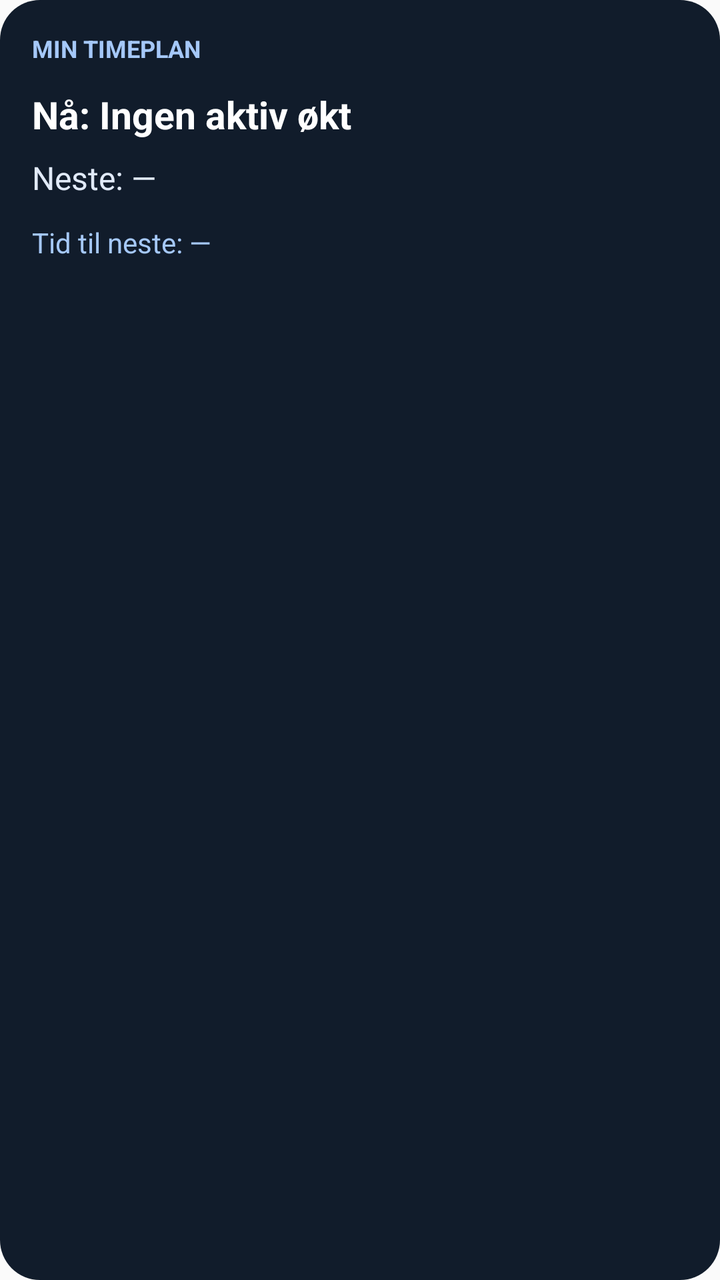
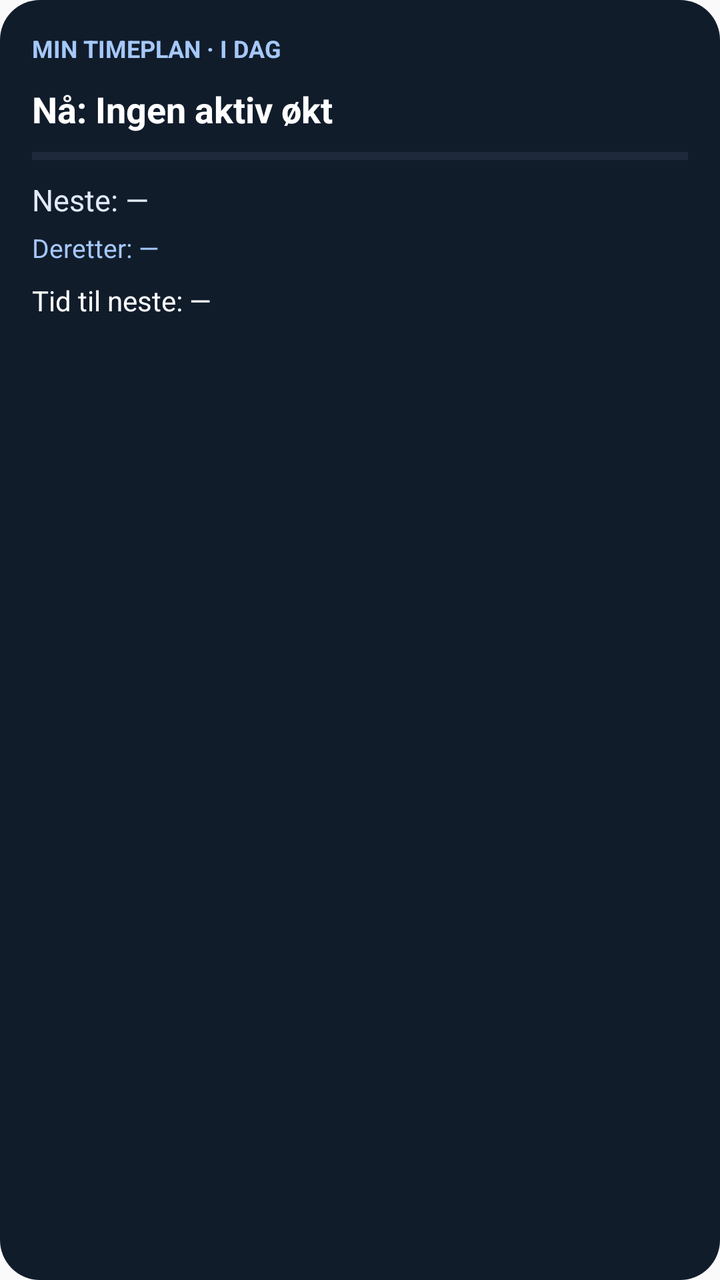

An Android layout rendered at two revisions. The XML below is the earlier revision; the diff shows what the commit changed to produce the second picture.
<!-- AndroidManifest.xml: application theme android:Theme.Material.Light.NoActionBar -->
<!-- res/layout/widget_schedule.xml -->
<?xml version="1.0" encoding="utf-8"?>
<LinearLayout xmlns:android="http://schemas.android.com/apk/res/android" android:layout_width="match_parent" android:layout_height="match_parent" android:orientation="vertical" android:padding="16dp" android:background="@drawable/widget_background">
<TextView android:id="@+id/widget_title" android:layout_width="match_parent" android:layout_height="wrap_content" android:text="MIN TIMEPLAN" android:textSize="12sp" android:textStyle="bold" android:textColor="#A5C8F9"/>
<TextView android:id="@+id/widget_current" android:layout_width="match_parent" android:layout_height="wrap_content" android:layout_marginTop="12dp" android:text="Nå: Ingen aktiv økt" android:textSize="19sp" android:textStyle="bold" android:textColor="#FFFFFF"/>
<TextView android:id="@+id/widget_next" android:layout_width="match_parent" android:layout_height="wrap_content" android:layout_marginTop="8dp" android:text="Neste: —" android:textSize="16sp" android:textColor="#E1EAF8"/>
<TextView android:id="@+id/widget_countdown" android:layout_width="match_parent" android:layout_height="wrap_content" android:layout_marginTop="12dp" android:text="Tid til neste: —" android:textSize="14sp" android:textColor="#A5C8F9"/>
</LinearLayout>
<!-- resources referenced by this layout -->
<resources>
  <!-- drawable widget_background (drawable) -->
  <?xml version="1.0" encoding="utf-8"?>
  <shape xmlns:android="http://schemas.android.com/apk/res/android"><solid android:color="#111C2B"/><corners android:radius="20dp"/></shape>
</resources>

<!-- the commit's change to res/layout/widget_schedule.xml (unified diff, before → after) -->
@@ -1,7 +1,9 @@
 <?xml version="1.0" encoding="utf-8"?>
 <LinearLayout xmlns:android="http://schemas.android.com/apk/res/android" android:layout_width="match_parent" android:layout_height="match_parent" android:orientation="vertical" android:padding="16dp" android:background="@drawable/widget_background">
-<TextView android:id="@+id/widget_title" android:layout_width="match_parent" android:layout_height="wrap_content" android:text="MIN TIMEPLAN" android:textSize="12sp" android:textStyle="bold" android:textColor="#A5C8F9"/>
-<TextView android:id="@+id/widget_current" android:layout_width="match_parent" android:layout_height="wrap_content" android:layout_marginTop="12dp" android:text="Nå: Ingen aktiv økt" android:textSize="19sp" android:textStyle="bold" android:textColor="#FFFFFF"/>
-<TextView android:id="@+id/widget_next" android:layout_width="match_parent" android:layout_height="wrap_content" android:layout_marginTop="8dp" android:text="Neste: —" android:textSize="16sp" android:textColor="#E1EAF8"/>
-<TextView android:id="@+id/widget_countdown" android:layout_width="match_parent" android:layout_height="wrap_content" android:layout_marginTop="12dp" android:text="Tid til neste: —" android:textSize="14sp" android:textColor="#A5C8F9"/>
+<TextView android:id="@+id/widget_title" android:layout_width="match_parent" android:layout_height="wrap_content" android:text="MIN TIMEPLAN · I DAG" android:textSize="12sp" android:textStyle="bold" android:textColor="#A5C8F9"/>
+<TextView android:id="@+id/widget_current" android:layout_width="match_parent" android:layout_height="wrap_content" android:layout_marginTop="10dp" android:text="Nå: Ingen aktiv økt" android:textSize="18sp" android:textStyle="bold" android:textColor="#FFFFFF"/>
+<ProgressBar android:id="@+id/widget_progress" style="?android:attr/progressBarStyleHorizontal" android:layout_width="match_parent" android:layout_height="5dp" android:layout_marginTop="9dp" android:max="1800" android:progress="0" android:progressTint="#8DBCF8" android:progressBackgroundTint="#43536A"/>
+<TextView android:id="@+id/widget_next" android:layout_width="match_parent" android:layout_height="wrap_content" android:layout_marginTop="9dp" android:text="Neste: —" android:textSize="15sp" android:textColor="#E1EAF8"/>
+<TextView android:id="@+id/widget_later" android:layout_width="match_parent" android:layout_height="wrap_content" android:layout_marginTop="5dp" android:text="Deretter: —" android:textSize="13sp" android:textColor="#A5C8F9"/>
+<TextView android:id="@+id/widget_countdown" android:layout_width="match_parent" android:layout_height="wrap_content" android:layout_marginTop="8dp" android:text="Tid til neste: —" android:textSize="14sp" android:textColor="#FFFFFF"/>
 </LinearLayout>
